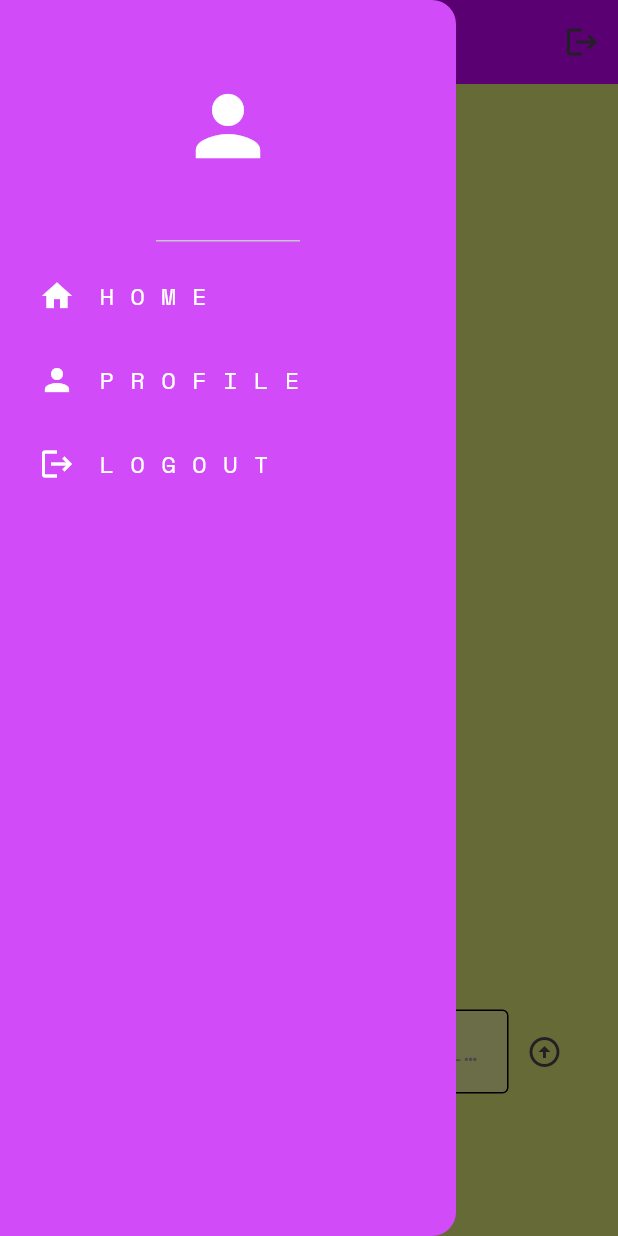
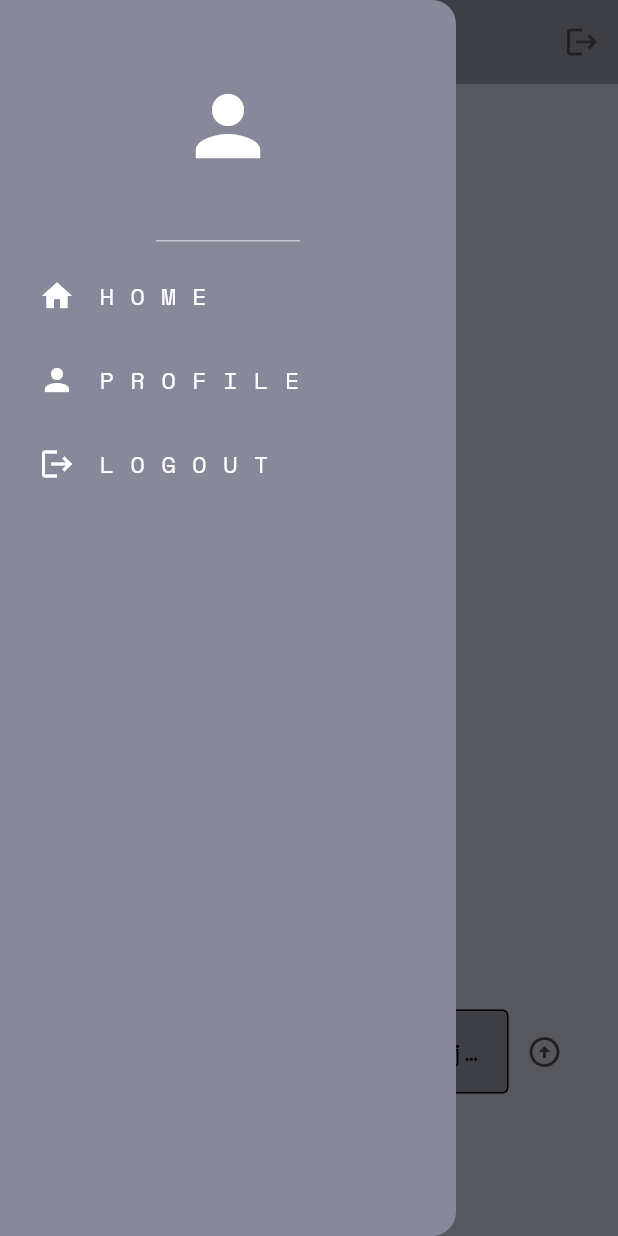
Before and after one commit to Emcho0/social_media_clone, a Flutter app: the screen it shows once a user with an empty profile is signed in, with the side drawer open, on a phone screen of 412 x 824 dp. Run offline on Flutter 3.47's test engine with Material 3 defaults, Android fonts, the phone set to English and light mode, and no system bars; our stand-ins replace cloud_firestore, firebase_auth, firebase_core, google_fonts; accounts and stored records are empty; network calls fail.

Commit message:
Dovršena aplikacija

```diff
--- a/lib/components/drawer.dart
+++ b/lib/components/drawer.dart
@@ -9,7 +9,7 @@ class MyDrawer extends StatelessWidget {
   @override
   Widget build(BuildContext context) {
     return Drawer(
-      backgroundColor: Color.fromARGB(255, 210, 75, 248),
+      backgroundColor: Color.fromARGB(255, 135, 137, 155),
       child: Column(
         children: [
          Column(
--- a/lib/components/text_box.dart
+++ b/lib/components/text_box.dart
@@ -10,7 +10,7 @@ class MyTextBox extends StatelessWidget {
   Widget build(BuildContext context) {
     return Container(
       decoration: BoxDecoration(
-        color: Colors.lime[200],borderRadius: BorderRadius.circular(8)
+        color: Color.fromARGB(255, 135, 137, 150),borderRadius: BorderRadius.circular(8)
       ),
       padding: EdgeInsets.only(left: 15,bottom: 15),
       margin: EdgeInsets.only(left: 20,right: 20,top: 20),
--- a/lib/components/text_field.dart
+++ b/lib/components/text_field.dart
@@ -22,10 +22,10 @@ class MyTextField extends StatelessWidget {
         focusedBorder: const OutlineInputBorder(
           borderSide: BorderSide(color: Colors.black)
         ),
-        fillColor: Colors.lime.shade200,
+        fillColor: Color.fromARGB(255, 135, 137, 150),
         filled: true,
         hintText: hintText,
-        hintStyle: TextStyle(color: Colors.grey[500])
+        hintStyle: TextStyle(color: Color.fromARGB(255, 6,9,14)),
       ),
     );
   }
--- a/lib/pages/home_page.dart
+++ b/lib/pages/home_page.dart
@@ -58,10 +58,10 @@ class _HomePageState extends State<HomePage> {
   @override
   Widget build(BuildContext context) {
     return Scaffold(
-      backgroundColor: Colors.lime[300],
+      backgroundColor: Color.fromARGB(255, 189, 191, 203),
       appBar: AppBar(
-        title: Text("Social Wall"),
-        backgroundColor: Color.fromARGB(255, 197, 0, 251),
+        title: Text("ĆejfNet"),
+        backgroundColor: Color.fromARGB(255, 135, 137, 150),
         actions: [
           //sign out button
 
@@ -118,7 +118,7 @@ class _HomePageState extends State<HomePage> {
                   Expanded(
                     child: MyTextField(
                         controller: textController,
-                        hintText: "Write something on the wall...",
+                        hintText: "Write something on the ĆejfNet...",
                         obscureText: false),
                   ),
 
--- a/lib/pages/login_page.dart
+++ b/lib/pages/login_page.dart
@@ -55,7 +55,7 @@ class _LoginPageState extends State<LoginPage> {
   @override
   Widget build(BuildContext context) {
     return Scaffold(
-      backgroundColor: Colors.lime[300],
+      backgroundColor: Color.fromARGB(255, 189, 191, 203),
       body: SafeArea(
         child: Center(
           child: Padding(
--- a/lib/pages/register_page.dart
+++ b/lib/pages/register_page.dart
@@ -70,7 +70,7 @@ class _RegisterPageState extends State<RegisterPage> {
   @override
   Widget build(BuildContext context) {
     return Scaffold(
-      backgroundColor: Colors.lime[300],
+      backgroundColor: Color.fromARGB(255, 189, 191, 203),
       body: SafeArea(
         child: Center(
           child: Padding(
```
Also changed, not shown: lib/components/comment.dart (+4 -4 lines), lib/components/wall_post.dart (+4 -5 lines), 12 other files.
